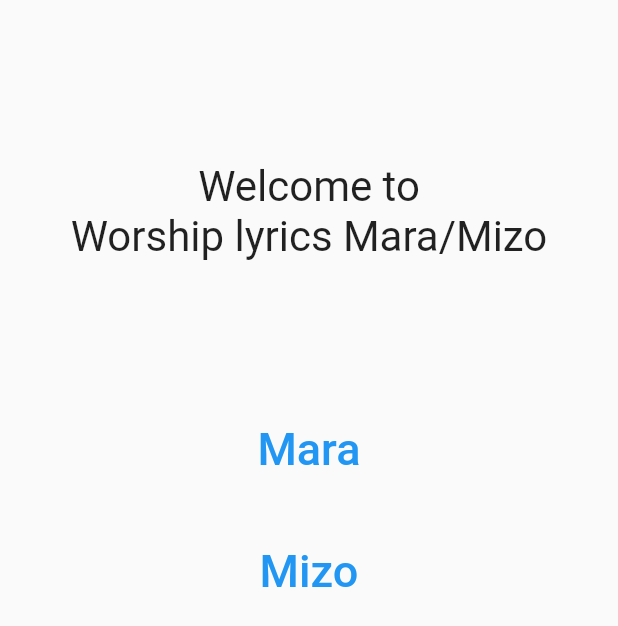
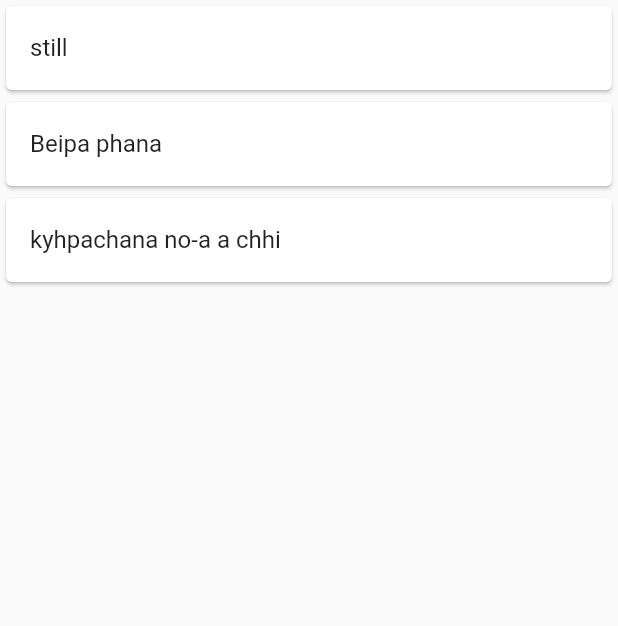
Before and after one commit to stevenfachhai/wlm, a Flutter app: the screen it shows after launch, after a tap on "Mara", on a phone screen of 412 x 824 dp. Shown: the top 626 px of the screen. Run offline on Flutter 3.47's test engine with Material 2 defaults, Android fonts, the phone set to English and light mode, and no system bars.

Commit message:
added titles screen

```diff
--- a/lib/main.dart
+++ b/lib/main.dart
@@ -1,7 +1,7 @@
 import 'package:flutter/material.dart';
-
+import 'package:wlm/screens/home_screen.dart';
 void main() {
-  runApp(MyApp());
+  runApp(const MyApp());
 }
 
 class MyApp extends StatelessWidget {
@@ -9,52 +9,8 @@ class MyApp extends StatelessWidget {
 
   @override
   Widget build(BuildContext context) {
-    return MaterialApp(
-      home: HomePage(),
+    return const MaterialApp(
+      home: HomeScreen(),
     );
   }
 }
-
-class HomePage extends StatelessWidget {
-  const HomePage({Key? key}) : super(key: key);
-
-  @override
-  Widget build(BuildContext context) {
-    return Scaffold(
-      body: Center(
-        child: Padding(
-          padding: const EdgeInsets.all(8.0),
-          child: Column(
-            children: [
-              SizedBox(height: 100),
-              Text(
-                'Welcome to',
-                style: TextStyle(fontSize: 28),
-              ),
-              Text(
-                'Worship lyrics Mara/Mizo',
-                 style: TextStyle(fontSize: 28),
-              ),
-              SizedBox(height: 100),
-              TextButton(
-                onPressed: () {},
-                child: Text(
-                  'Mara',
-                  style: TextStyle(fontSize: 30),
-                ),
-              ),
-              SizedBox(height: 30),
-              TextButton(
-                onPressed: () {},
-                child: Text(
-                  'Mizo',
-                  style: TextStyle(fontSize: 30),
-                ),
-              ),
-            ],
-          ),
-        ),
-      ),
-    );
-  }
-}
--- /dev/null
+++ b/lib/screens/home_screen.dart
@@ -0,0 +1,53 @@
+import 'package:flutter/material.dart';
+import 'package:wlm/screens/titles_screen.dart';
+
+class HomeScreen extends StatelessWidget {
+  const HomeScreen({Key? key}) : super(key: key);
+
+  @override
+  Widget build(BuildContext context) {
+    return Scaffold(
+      body: Center(
+        child: Padding(
+          padding: const EdgeInsets.all(8.0),
+          child: Column(
+            children: [
+              const SizedBox(height: 100),
+              const Text(
+                'Welcome to',
+                style: TextStyle(fontSize: 28),
+              ),
+              const Text(
+                'Worship lyrics Mara/Mizo',
+                style: TextStyle(fontSize: 28),
+              ),
+              const SizedBox(height: 100),
+              TextButton(
+
+                onPressed: () {
+                  Navigator.push(
+                    context,
+                    MaterialPageRoute(
+                        builder: (context) => const TitlesScreen()),
+                  );
+                },
+                child: const Text(
+                  'Mara',
+                  style: TextStyle(fontSize: 30),
+                ),
+              ),
+              const SizedBox(height: 30),
+              TextButton(
+                onPressed: () {},
+                child: const Text(
+                  'Mizo',
+                  style: TextStyle(fontSize: 30),
+                ),
+              ),
+            ],
+          ),
+        ),
+      ),
+    );
+  }
+}
--- /dev/null
+++ b/lib/screens/titles_screen.dart
@@ -0,0 +1,23 @@
+import 'package:flutter/material.dart';
+import 'package:wlm/songs/song_titles.dart';
+
+class TitlesScreen extends StatelessWidget {
+  const TitlesScreen({ Key? key }) : super(key: key);
+
+  @override
+  Widget build(BuildContext context) {
+    return Scaffold(
+      body: ListView.builder(
+        itemCount: maraSongTitles.length,
+        itemBuilder: (context, index) {
+          return Card(
+            child: ListTile(
+              title: Text(maraSongTitles[index]),
+            ),
+          );
+        },
+      ),
+    );
+
+  }
+}
--- /dev/null
+++ b/lib/songs/song_titles.dart
@@ -0,0 +1,5 @@
+const maraSongTitles = [
+  'still',
+  'Beipa phana',
+  'kyhpachana no-a a chhi',
+];
```
